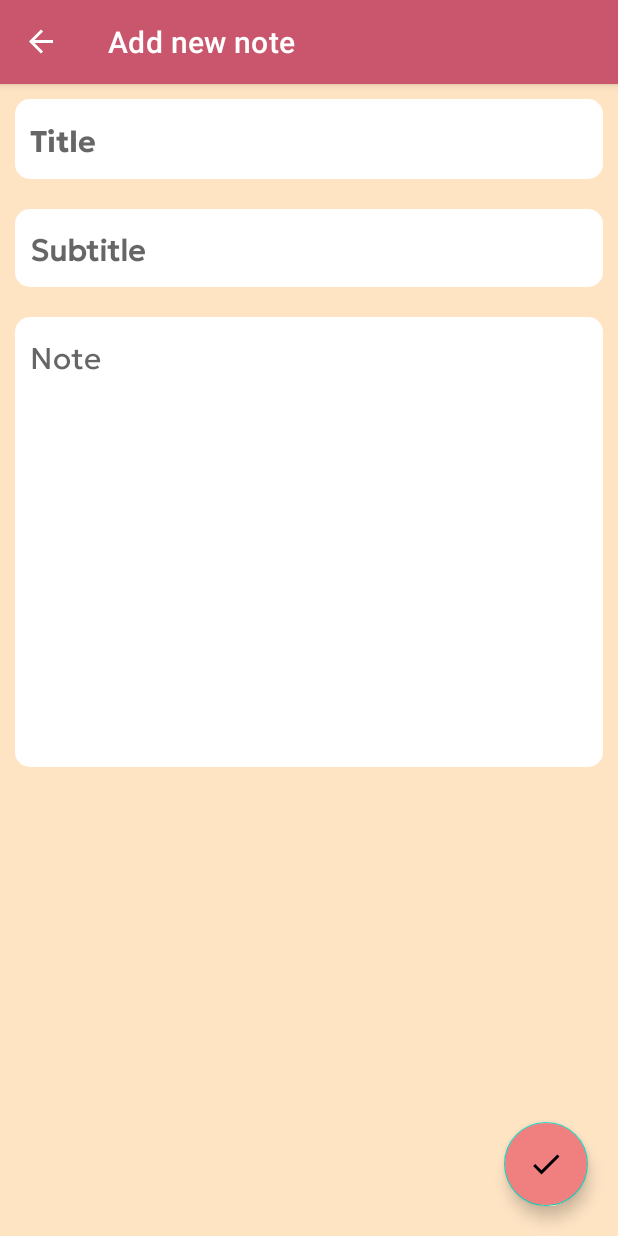
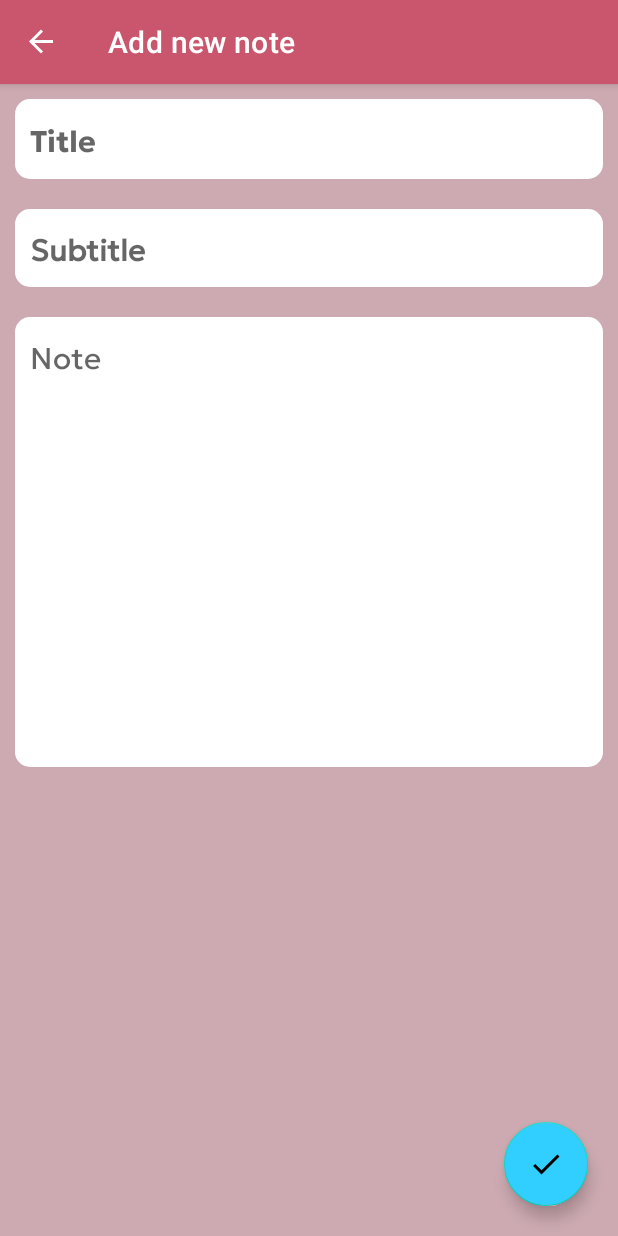
Before and after one commit to YadavYashvant/Notesy, an Android app: the CreateNoteFragment screen opened through its navigation route, on a phone screen of 412 x 824 dp. Run offline under Robolectric (Android 15) with nearby library versions, the phone set to English and light mode, and no system bars; our stand-ins replace Room's generated code, navigation-ui; 1 statement that could not run was skipped.

Commit message:
UI changed

```diff
--- a/app/src/main/res/layout/fragment_create_note.xml
+++ b/app/src/main/res/layout/fragment_create_note.xml
@@ -4,7 +4,7 @@
     android:layout_width="match_parent"
     android:layout_height="match_parent"
     tools:context=".ui.Fragments.CreateNoteFragment"
-    android:background="@color/Bisque"
+    android:background="#CDAAB1"
     >
 
     <LinearLayout
@@ -62,7 +62,7 @@
         android:layout_gravity="bottom|right"
         android:layout_marginBottom="20dp"
         android:layout_marginRight="20dp"
-        android:backgroundTint="@color/LightCoral"
+        android:backgroundTint="#30CFFF"
         android:src="@drawable/baseline_check_24"
         />
 </FrameLayout>
--- a/app/src/main/res/layout/fragment_edit_note.xml
+++ b/app/src/main/res/layout/fragment_edit_note.xml
@@ -4,7 +4,7 @@
     android:layout_width="match_parent"
     android:layout_height="match_parent"
     tools:context=".ui.Fragments.CreateNoteFragment"
-    android:background="@color/Bisque"
+    android:background="#CDAAB1"
     >
 
     <LinearLayout
@@ -62,7 +62,7 @@
         android:layout_gravity="bottom|right"
         android:layout_marginBottom="20dp"
         android:layout_marginRight="20dp"
-        android:backgroundTint="@color/LightCoral"
+        android:backgroundTint="#30CFFF"
         android:src="@drawable/baseline_check_24"
         />
 </FrameLayout>
--- a/app/src/main/res/layout/fragment_home.xml
+++ b/app/src/main/res/layout/fragment_home.xml
@@ -10,7 +10,7 @@
     <androidx.constraintlayout.widget.ConstraintLayout
         android:layout_width="match_parent"
         android:layout_height="match_parent"
-        android:background="@color/Bisque"
+        android:background="#CDAAB1"
         >
 
         <androidx.recyclerview.widget.RecyclerView
@@ -25,7 +25,7 @@
             android:id="@+id/Homeaddlbtn"
             android:layout_marginRight="20dp"
             android:layout_marginBottom="20dp"
-            app:backgroundTint="#D1A32F"
+            app:backgroundTint="#30CFFF"
             android:src="@drawable/baseline_add_24"
             app:layout_constraintBottom_toBottomOf="parent"
             app:layout_constraintEnd_toEndOf="parent" />
```
